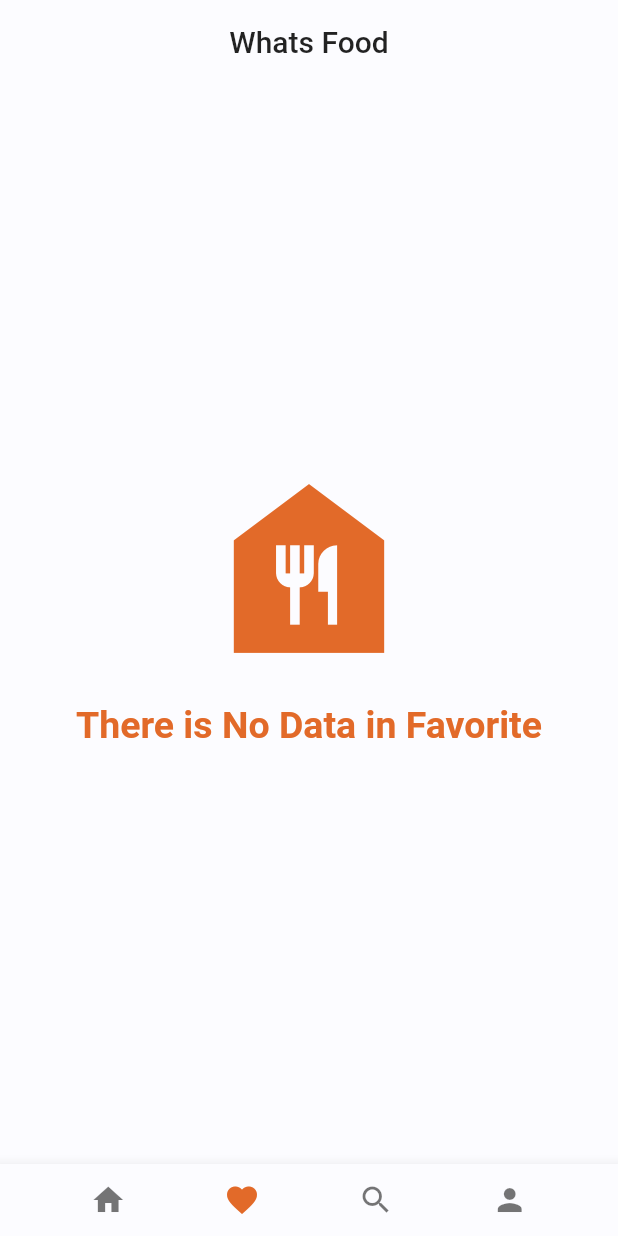
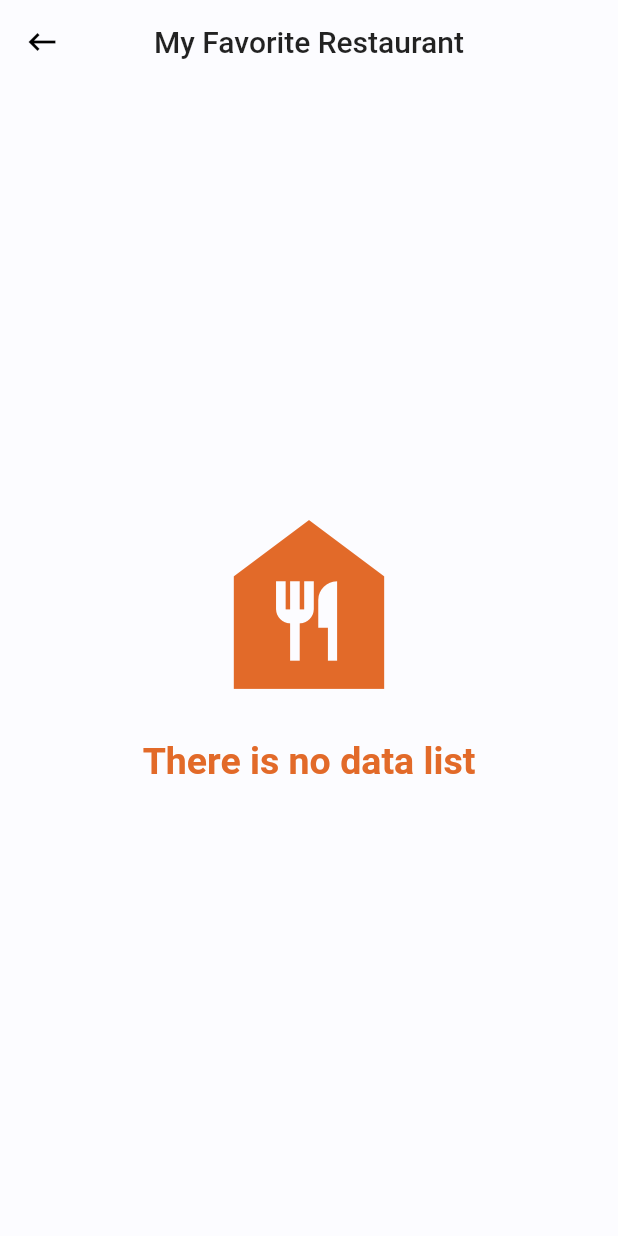
Before and after one commit to willybrodus/Flutter_Playground, a Flutter app: the screen it shows after launch, item 2 of the bottom bar chosen, after a tap on the "favorite" icon, on a phone screen of 412 x 824 dp. Run offline on Flutter 3.47's test engine with Material 2 defaults, Android fonts, the phone set to English and light mode, and no system bars; our stand-ins replace cached_network_image, flutter_svg, hive, hive_flutter, shared_preferences; accounts and stored records are empty; generated files the repository leaves out were written again; network calls fail.

Commit message:
penambahan favorite menu

```diff
--- a/lib/constants.dart
+++ b/lib/constants.dart
@@ -61,4 +61,6 @@ class Constants{
   static const String BOX_FAVORITES = "favorites";
   static const String failed_get_data = "Failed to get the data, try again later";
   static const String failed_post_review = "Failed to send review, try again later";
+  static const String DB_NAME_FAVORITES = "dbfavorites";
+
 }
--- a/lib/data/model/local/categories_dto.dart
+++ b/lib/data/model/local/categories_dto.dart
@@ -1,5 +1,9 @@
 import 'package:flutter/foundation.dart';
+import 'package:hive/hive.dart';
 
+part 'categories_dto.g.dart';
+
+@HiveType(typeId: 3)
 class CategoriesDto {
   CategoriesDto({@required this.name});
 
--- a/lib/data/model/local/menu_dto.dart
+++ b/lib/data/model/local/menu_dto.dart
@@ -1,10 +1,15 @@
 import 'package:flutter/material.dart';
+import 'package:hive/hive.dart';
 
+part 'menu_dto.g.dart';
+
+@HiveType(typeId: 2)
 class MenuDto {
   MenuDto({
     @required this.name,
   });
 
+  @HiveField(0)
   String name;
 
   factory MenuDto.fromJson(Map<String, dynamic> json) => MenuDto(
--- a/lib/data/model/local/menus_dto.dart
+++ b/lib/data/model/local/menus_dto.dart
@@ -1,14 +1,20 @@
 import 'package:flutter/material.dart';
+import 'package:hive/hive.dart';
 
 import 'menu_dto.dart';
 
+part 'menus_dto.g.dart';
+
+@HiveType(typeId: 1)
 class MenusDto {
   MenusDto({
     @required this.foods,
     @required this.drinks,
   });
 
+  @HiveField(0)
   List<MenuDto> foods;
+  @HiveField(1)
   List<MenuDto> drinks;
 
   factory MenusDto.fromJson(Map<String, dynamic> json) => MenusDto(
--- a/lib/data/model/local/restaurant_dto.dart
+++ b/lib/data/model/local/restaurant_dto.dart
@@ -1,10 +1,14 @@
 import 'package:flutter/foundation.dart';
 import 'package:flutter_restaurant_apps/data/model/local/review_dto.dart';
+import 'package:hive/hive.dart';
 
 import '../../../constants.dart';
 import 'categories_dto.dart';
 import 'menus_dto.dart';
 
+part 'restaurant_dto.g.dart';
+
+@HiveType(typeId: 0)
 class RestaurantDto {
   RestaurantDto(
       {@required this.id,
@@ -18,15 +22,25 @@ class RestaurantDto {
       this.menus,
       this.customerReviews});
 
+  @HiveField(0)
   String id;
+  @HiveField(1)
   String name;
+  @HiveField(2)
   String description;
+  @HiveField(3)
   String pictureId;
+  @HiveField(4)
   String address;
+  @HiveField(5)
   String city;
+  @HiveField(6)
   double rating;
+  @HiveField(7)
   List<CategoriesDto> categories;
+  @HiveField(8)
   MenusDto menus;
+  @HiveField(9)
   List<ReviewDto> customerReviews;
 
   factory RestaurantDto.fromJson(Map<String, dynamic> json) => RestaurantDto(
--- a/lib/data/model/local/review_dto.dart
+++ b/lib/data/model/local/review_dto.dart
@@ -1,9 +1,18 @@
+import 'package:hive/hive.dart';
+
+part 'review_dto.g.dart';
+
+@HiveType(typeId: 4)
 class ReviewDto {
   ReviewDto({this.id, this.name, this.review, this.date});
 
+  @HiveField(0)
   String id;
+  @HiveField(1)
   String name;
+  @HiveField(2)
   String review;
+  @HiveField(3)
   String date;
 
   factory ReviewDto.fromJson(Map<String, dynamic> json) => ReviewDto(
--- a/lib/data/result_state.dart
+++ b/lib/data/result_state.dart
@@ -1,2 +1,4 @@
 
 enum ResultState { Loading, Empty, Succeed, Error }
+
+enum FavoriteState { Loading, isFavorite, isNotFavorite}
--- a/lib/data/source/api/api_service.dart
+++ b/lib/data/source/api/api_service.dart
@@ -1,10 +1,8 @@
 import 'dart:convert';
 
 import 'package:flutter_restaurant_apps/constants.dart';
-import 'package:flutter_restaurant_apps/data/model/local/review_dto.dart';
 import 'package:flutter_restaurant_apps/data/model/response/restaurant_detail_dto.dart';
 import 'package:flutter_restaurant_apps/data/model/response/restaurants_dto.dart';
-import 'package:flutter_restaurant_apps/data/model/response/reviews_dto.dart';
 import 'package:http/http.dart' as http;
 
 class ApiService {
--- /dev/null
+++ b/lib/data/source/db/db_service.dart
@@ -0,0 +1,48 @@
+import 'dart:async';
+
+import 'package:flutter_restaurant_apps/constants.dart';
+import 'package:flutter_restaurant_apps/data/model/local/restaurant_dto.dart';
+import 'package:hive/hive.dart';
+
+class DbService {
+  Box<dynamic> box;
+  Box<dynamic> theme;
+
+  DbService() {
+    box = Hive.box(Constants.DB_NAME_FAVORITES);
+  }
+
+  Future<List<RestaurantDto>> getFavorites() async {
+    return box.values.toList().cast<RestaurantDto>();
+  }
+
+  Future<RestaurantDto> getFavoritesById(RestaurantDto restaurant) async {
+    return box.get(restaurant.id);
+  }
+
+  Future<bool> saveToDB(RestaurantDto restaurant) async {
+    try{
+      box.put(restaurant.id, restaurant);
+      return true;
+    } catch (e) {
+      throw HiveError(e.toString());
+    }
+  }
+
+  Future<bool> deleteToDB(RestaurantDto restaurant) async {
+    try{
+      box.delete(restaurant.id);
+      return true;
+    } catch (e) {
+      throw HiveError(e.toString());
+    }
+  }
+
+  Future<List<RestaurantDto>> getFavorite() async {
+    try {
+      return box.values.toList().cast<RestaurantDto>();
+    } catch (e) {
+      throw HiveError(e.toString());
+    }
+  }
+}
--- a/lib/main.dart
+++ b/lib/main.dart
@@ -1,19 +1,33 @@
 import 'package:flutter/material.dart';
 import 'package:flutter_restaurant_apps/providers/theme_app_provider.dart';
 import 'package:flutter_restaurant_apps/ui/splash/splash.dart';
+import 'package:hive/hive.dart';
 import 'package:provider/provider.dart';
+import 'package:hive_flutter/hive_flutter.dart';
 
 import 'constants.dart';
+import 'data/model/local/categories_dto.dart';
+import 'data/model/local/menu_dto.dart';
+import 'data/model/local/menus_dto.dart';
+import 'data/model/local/restaurant_dto.dart';
+import 'data/model/local/review_dto.dart';
 
-void main() {
-  runApp(
-    MultiProvider(
-      providers: [
-        ChangeNotifierProvider(create: (_) => ThemeAppProvider()),
-      ],
-      child: MyApp(),
-    ),
-  );
+void main() async {
+  WidgetsFlutterBinding.ensureInitialized();
+
+  await Hive.initFlutter();
+  Hive.registerAdapter(RestaurantDtoAdapter());
+  Hive.registerAdapter(MenusDtoAdapter());
+  Hive.registerAdapter(MenuDtoAdapter());
+  Hive.registerAdapter(CategoriesDtoAdapter());
+  Hive.registerAdapter(ReviewDtoAdapter());
+  await Hive.openBox(Constants.DB_NAME_FAVORITES);
+  runApp(MultiProvider(
+    providers: [
+      ChangeNotifierProvider(create: (_) => ThemeAppProvider()),
+    ],
+    child: MyApp(),
+  ));
 }
 
 class MyApp extends StatelessWidget {
--- a/lib/providers/detai_restaurantl_app_provider.dart
+++ b/lib/providers/detai_restaurantl_app_provider.dart
@@ -2,10 +2,12 @@ import 'package:flutter/foundation.dart';
 import 'package:flutter_restaurant_apps/data/model/local/restaurant_dto.dart';
 import 'package:flutter_restaurant_apps/data/result_state.dart';
 import 'package:flutter_restaurant_apps/data/source/api/api_service.dart';
+import 'package:flutter_restaurant_apps/data/source/db/db_service.dart';
 
 class DetailRestaurantProvider extends ChangeNotifier {
 
   final ApiService apiService = ApiService();
+  final DbService dbService = DbService();
   RestaurantDto _responseDetailRestaurant;
   ResultState _state;
   String _message;
--- /dev/null
+++ b/lib/providers/favorite_app_provider.dart
@@ -0,0 +1,96 @@
+import 'package:flutter/foundation.dart';
+import 'package:flutter_restaurant_apps/data/model/local/restaurant_dto.dart';
+import 'package:flutter_restaurant_apps/data/result_state.dart';
+import 'package:flutter_restaurant_apps/data/source/db/db_service.dart';
+
+class FavoritePageProvider extends ChangeNotifier {
+
+  final DbService dbService = DbService();
+  List<RestaurantDto> _favoriteRestaurant;
+  ResultState _state;
+  String _message;
+  FavoriteState _isFavoriteState;
+  FavoriteState get favoritestate => _isFavoriteState;
+
+  List<RestaurantDto> get result => _favoriteRestaurant;
+  ResultState get state => _state;
+  String get message => _message;
+
+  FavoritePageProvider getListFavoriteRestaurant() {
+    _fetchListFavoriteRestaurant();
+    return this;
+  }
+
+  Future<dynamic> _fetchListFavoriteRestaurant() async {
+    try {
+      _state = ResultState.Loading;
+      notifyListeners();
+      final response = await dbService.getFavorite();
+      if (response.isEmpty) {
+        _state = ResultState.Empty;
+        notifyListeners();
+        return _message = 'There is no data list';
+      } else {
+        _state = ResultState.Succeed;
+        notifyListeners();
+        return _favoriteRestaurant = response;
+      }
+    } catch (e) {
+      _state = ResultState.Error;
+      notifyListeners();
+      return _message = "There is something wrong, please try again later! ";
+    }
+  }
+
+  FavoritePageProvider isFavorite(RestaurantDto restaurant) {
+    _isFavorite(restaurant);
+    return this;
+  }
+
+  FavoritePageProvider saveFavorite(RestaurantDto restaurant) {
+    _saveFavorite(restaurant);
+    return this;
+  }
+
+
+
+  Future<dynamic> _isFavorite(RestaurantDto restaurant) async {
+    try {
+      _state = ResultState.Loading;
+      notifyListeners();
+      final response = await dbService.getFavoritesById(restaurant);
+      if (response != null) {
+        _isFavoriteState = FavoriteState.isFavorite;
+        notifyListeners();
+      } else {
+        _isFavoriteState = FavoriteState.isNotFavorite;
+        notifyListeners();
+      }
+    } catch (e) {
+      _isFavoriteState = FavoriteState.isNotFavorite;
+      notifyListeners();
+    }
+  }
+
+  Future<dynamic> _saveFavorite(RestaurantDto restaurant) async {
+    try {
+      _state = ResultState.Loading;
+      notifyListeners();
+      final response = await dbService.getFavoritesById(restaurant);
+      if (response != null) {
+        _isFavoriteState = FavoriteState.isNotFavorite;
+        dbService.deleteToDB(restaurant);
+        getListFavoriteRestaurant();
+        notifyListeners();
+      } else {
+        _isFavoriteState = FavoriteState.isFavorite;
+        dbService.saveToDB(restaurant);
+        getListFavoriteRestaurant();
+        notifyListeners();
+      }
+    } catch (e) {
+      _isFavoriteState = FavoriteState.isNotFavorite;
+      notifyListeners();
+    }
+  }
+}
--- a/lib/ui/landingpage/favorite_page.dart
+++ b/lib/ui/landingpage/favorite_page.dart
@@ -1,4 +1,9 @@
 import 'package:flutter/material.dart';
+import 'package:flutter_restaurant_apps/data/model/local/restaurant_dto.dart';
+import 'package:flutter_restaurant_apps/data/result_state.dart';
+import 'package:flutter_restaurant_apps/providers/favorite_app_provider.dart';
+import 'package:flutter_restaurant_apps/ui/widget/restaurant_item.dart';
+import 'package:provider/provider.dart';
 
 class FavoritePage extends StatefulWidget {
   @override
@@ -7,14 +12,89 @@ class FavoritePage extends StatefulWidget {
 
 class _FavoritePageState extends State<FavoritePage>
     with AutomaticKeepAliveClientMixin<FavoritePage> {
+  var isNeedReload = false;
+
   @override
   Widget build(BuildContext context) {
     super.build(context);
     return Scaffold(
-      body: Padding(
+      appBar: AppBar(
+        automaticallyImplyLeading: false,
+        leading: IconButton(
+          icon: Icon(
+            Icons.keyboard_backspace,
+          ),
+          onPressed: () => Navigator.pop(context),
+        ),
+        centerTitle: true,
+        title: Text(
+          "My Favorite Restaurant",
+        ),
+        elevation: 0.0,
+      ),
+      body: ChangeNotifierProvider(
+        create: (_) => FavoritePageProvider().getListFavoriteRestaurant(),
+        child: Padding(
           padding: EdgeInsets.fromLTRB(10.0, 0, 10.0, 0),
           child: Container(
+            child: Consumer<FavoritePageProvider>(builder: (context, state, _) {
+              if (state.state == ResultState.Loading) {
+                return Column(
+                  mainAxisAlignment: MainAxisAlignment.center,
+                  crossAxisAlignment: CrossAxisAlignment.center,
+                  children: [
+                    Center(
+                        child: CircularProgressIndicator(
+                            color: Theme.of(context).accentColor)),
+                    SizedBox(height: 30),
+                  ],
+                );
+              } else if (state.state == ResultState.Succeed) {
+                var newData = state.result;
+                return ListView.builder(
+                  itemCount: newData == null ? 0 : newData.length,
+                  itemBuilder: (BuildContext context, int index) {
+                    RestaurantDto restaurant = newData[index];
+                    return RestaurantItem(restaurant: restaurant, provider: state,);
+                  },
+                );
+              } else if (state.state == ResultState.Error) {
+                return Column(
+                  mainAxisAlignment: MainAxisAlignment.center,
+                  crossAxisAlignment: CrossAxisAlignment.center,
+                  children: [
+                    Center(
                         child: Column(
+                      mainAxisAlignment: MainAxisAlignment.center,
+                      crossAxisAlignment: CrossAxisAlignment.stretch,
+                      children: <Widget>[
+                        Icon(
+                          Icons.bug_report_sharp,
+                          size: 150.0,
+                          color: Theme.of(context).accentColor,
+                        ),
+                        SizedBox(width: 40.0),
+                        Container(
+                          alignment: Alignment.center,
+                          margin: EdgeInsets.only(
+                            top: 15.0,
+                          ),
+                          child: Text(
+                            state.message,
+                            style: TextStyle(
+                              fontSize: 25.0,
+                              fontWeight: FontWeight.w700,
+                              color: Theme.of(context).accentColor,
+                            ),
+                          ),
+                        ),
+                      ],
+                    )),
+                    SizedBox(height: 30),
+                  ],
+                );
+              } else {
+                return Column(
                   mainAxisAlignment: MainAxisAlignment.center,
                   crossAxisAlignment: CrossAxisAlignment.center,
                   children: [
@@ -35,7 +115,7 @@ class _FavoritePageState extends State<FavoritePage>
                             top: 15.0,
                           ),
                           child: Text(
-                      "There is No Data in Favorite",
+                            state.message,
                             style: TextStyle(
                               fontSize: 25.0,
                               fontWeight: FontWeight.w700,
@@ -47,6 +127,9 @@ class _FavoritePageState extends State<FavoritePage>
                     )),
                     SizedBox(height: 30),
                   ],
+                );
+              }
+            }),
           ),
         ),
       ),
--- a/lib/ui/landingpage/main_screen.dart
+++ b/lib/ui/landingpage/main_screen.dart
@@ -28,6 +28,28 @@ class _LandingPageState extends State<LandingPage> {
           title: Text(
             Constants.appName,
           ),
+          actions: <Widget>[
+            Padding(
+                padding: EdgeInsets.only(right: 20.0),
+                child: GestureDetector(
+                  onTap: () {
+                    FocusScope.of(context).unfocus();
+                    Navigator.of(context).push(
+                      MaterialPageRoute(
+                        builder: (BuildContext context){
+                          return FavoritePage();
+                        },
+                      ),
+                    );
+                  },
+                  child: Icon(
+                    Icons.favorite,
+                    color: Colors.red,
+                    size: 26.0,
+                  ),
+                )
+            )
+          ],
           elevation: 0.0,
         ),
 
@@ -37,7 +59,6 @@ class _LandingPageState extends State<LandingPage> {
           onPageChanged: onPageChanged,
           children: <Widget>[
             HomePage(),
-            FavoritePage(),
             SearchPage(),
             SettingPage()
           ],
@@ -64,7 +85,7 @@ class _LandingPageState extends State<LandingPage> {
 
               IconButton(
                 icon:Icon(
-                  Icons.favorite,
+                  Icons.search,
                   size: 24.0,
                 ),
                 color: _page == 1
@@ -76,8 +97,8 @@ class _LandingPageState extends State<LandingPage> {
               ),
 
               IconButton(
-                icon:Icon(
-                  Icons.search,
+                icon: Icon(
+                  Icons.person,
                   size: 24.0,
                 ),
                 color: _page == 2
@@ -86,19 +107,6 @@ class _LandingPageState extends State<LandingPage> {
                     .of(context)
                     .textTheme.caption.color,
                 onPressed: ()=>_pageController.jumpToPage(2),
-              ),
-
-              IconButton(
-                icon: Icon(
-                  Icons.person,
-                  size: 24.0,
-                ),
-                color: _page == 3
-                    ? Theme.of(context).accentColor
-                    : Theme
-                    .of(context)
-                    .textTheme.caption.color,
-                onPressed: ()=>_pageController.jumpToPage(3),
               ),
 
               SizedBox(width:7),
--- a/pubspec.yaml
+++ b/pubspec.yaml
@@ -36,10 +36,16 @@ dependencies:
   rxdart: ^0.27.1
   #finding commonly used locations on the filesystem
   path_provider: ^2.0.2
+  hive: ^2.0.4
+  hive_flutter: ^1.1.0
 
 dev_dependencies:
   flutter_test:
     sdk: flutter
+  hive_generator: ^1.1.0
+  build_runner: ^2.0.5
+  mockito: ^5.0.10
+
 flutter:
   uses-material-design: true
 
```
Also changed, not shown: lib/ui/detailrestaurantpage/detail_restaurant_page.dart (+3 -4 lines), lib/ui/widget/favorite_button.dart (added, +80 -0 lines), lib/ui/widget/restaurant_item.dart (+9 -8 lines), lib/data/model/local/categories_dto.g.dart (added), lib/data/model/local/menu_dto.g.dart (added), lib/data/model/local/menus_dto.g.dart (added), lib/data/model/local/restaurant_dto.g.dart (added), lib/data/model/local/review_dto.g.dart (added), pubspec.lock. Lines whose indentation alone changed are shown as unchanged.
